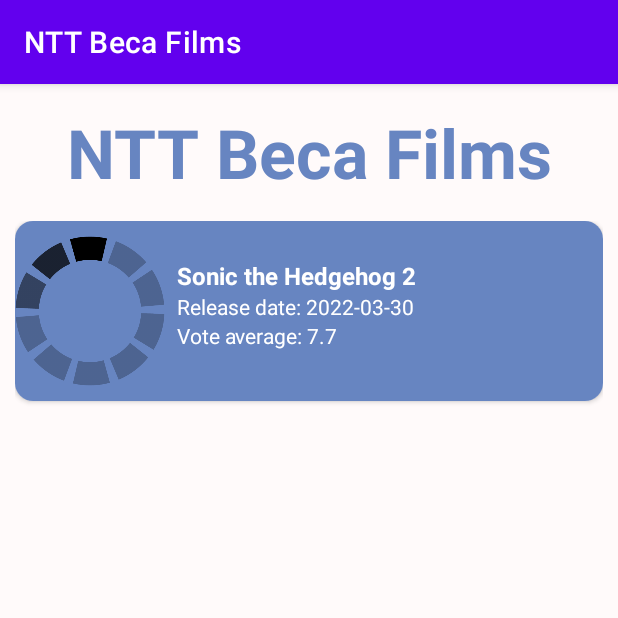
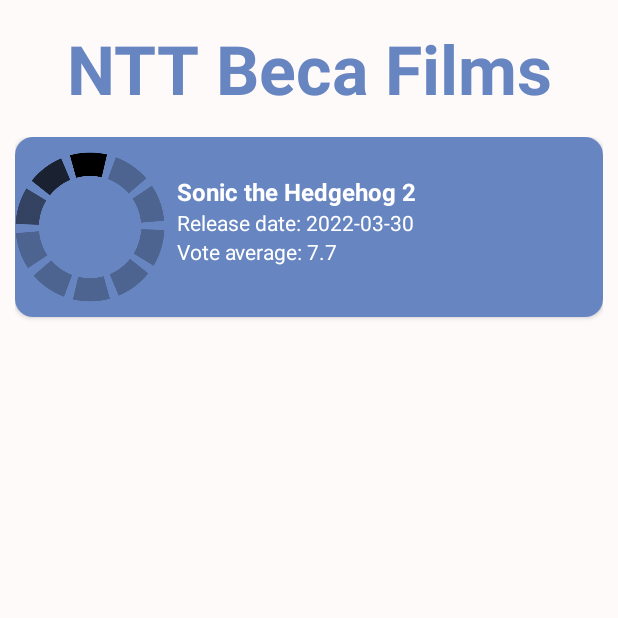
Before and after one commit to guinther-erich/BecaFilms, an Android app: the screen it shows after launch (MainActivity), on a phone screen of 412 x 824 dp, the top half of it. Run offline under Robolectric (Android 15) with nearby library versions, the phone set to English and light mode, and no system bars; network calls fail; pictures from the network do not load.

Commit message:
Remove Title bar and main activity layout adjusts

```diff
--- a/app/src/main/java/com/gklausan/becafilms/ui/MainActivity.kt
+++ b/app/src/main/java/com/gklausan/becafilms/ui/MainActivity.kt
@@ -4,6 +4,7 @@
 import androidx.appcompat.app.AppCompatActivity
 import android.os.Bundle
 import android.util.Log
+import android.view.Window
 import android.widget.Toast
 import androidx.activity.viewModels
 import com.gklausan.becafilms.api.HttpClient
@@ -47,6 +48,9 @@
     override fun onCreate(savedInstanceState: Bundle?) {
         super.onCreate(savedInstanceState)
         setContentView(binding.root)
+
+        //requestWindowFeature(Window.FEATURE_NO_TITLE)
+        //supportActionBar?.hide()
 
         movieListAdapter.onClickListener = { movieId ->
             goToMovieDetails(movieId)
--- a/app/src/main/res/layout/activity_main.xml
+++ b/app/src/main/res/layout/activity_main.xml
@@ -28,7 +28,7 @@
         android:layout_marginHorizontal="10dp"
         app:layoutManager="androidx.recyclerview.widget.LinearLayoutManager"
         tools:listitem="@layout/movie_list_item"
-        tools:itemCount="5"
+        tools:itemCount="3"
         app:layout_constraintTop_toBottomOf="@id/tv_app_name"/>
 
 </androidx.constraintlayout.widget.ConstraintLayout>
--- a/app/src/main/res/values/themes.xml
+++ b/app/src/main/res/values/themes.xml
@@ -1,6 +1,6 @@
 <resources xmlns:tools="http://schemas.android.com/tools">
     <!-- Base application theme. -->
-    <style name="Theme.BecaFilms" parent="Theme.MaterialComponents.DayNight.DarkActionBar">
+    <style name="Theme.BecaFilms" parent="Theme.MaterialComponents.Light.NoActionBar">
         <!-- Primary brand color. -->
         <item name="colorPrimary">@color/purple_500</item>
         <item name="colorPrimaryVariant">@color/purple_700</item>
```
